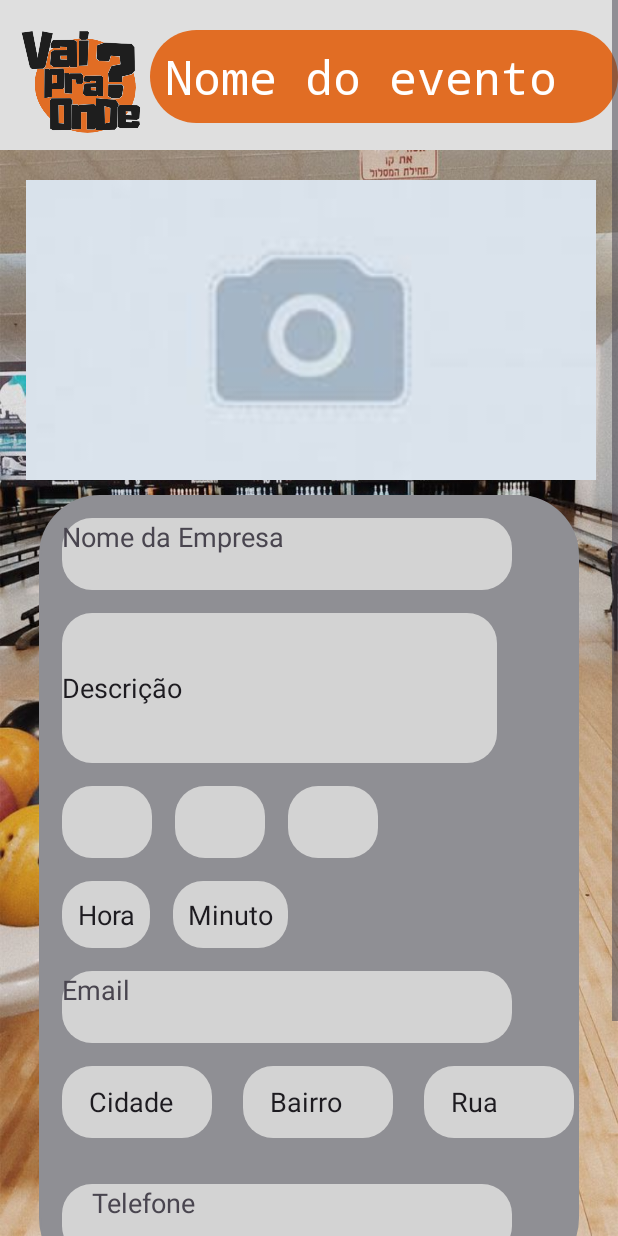
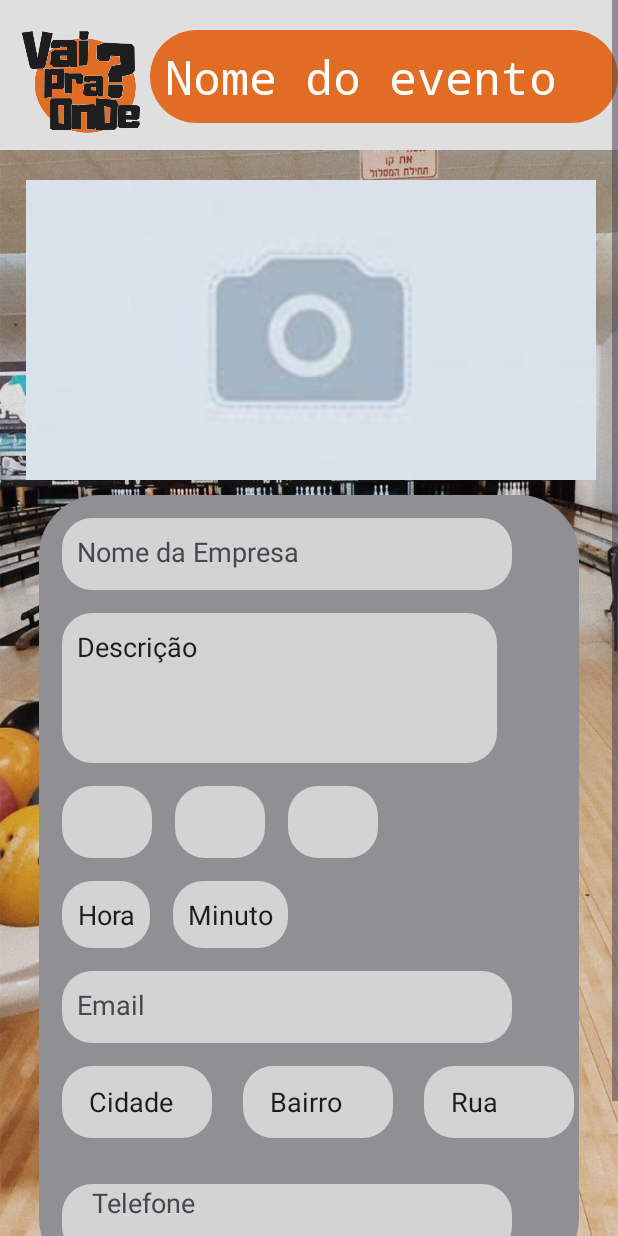
Before and after one commit to PedroFPer/Vai_pra_onde, an Android app: the TelaCadastroModifEvento screen opened directly, with no data from a screen before it, on a phone screen of 412 x 824 dp. Run offline under Robolectric (Android 15) with nearby library versions, the phone set to English and light mode, and no system bars; 14 statements that could not run were skipped.

Commit message:
polimento no front feito cadastro e editor

```diff
--- a/vaipraonde/app/src/main/res/layout/activity_cadastro_evento.xml
+++ b/vaipraonde/app/src/main/res/layout/activity_cadastro_evento.xml
@@ -88,6 +88,7 @@
                     android:layout_height="48dp"
                     android:layout_marginLeft="15dp"
                     android:layout_marginTop="15dp"
+                    android:padding="10dp"
                     android:hint="Nome da Empresa"
                     android:textColor="@color/black"
                     android:background="@drawable/conteiner"
@@ -104,6 +105,8 @@
                     android:layout_width="290dp"
                     android:layout_height="100dp"
                     android:layout_marginLeft="15dp"
+                    android:gravity="top|start"
+                    android:padding="10dp"
                     android:textColor="@color/black"
                     android:layout_marginTop="15dp"
                     android:hint="Descrição"
@@ -200,6 +203,7 @@
                     android:layout_width="300dp"
                     android:textColor="@color/black"
                     android:layout_height="48dp"
+                    android:padding="10dp"
                     android:layout_marginLeft="15dp"
                     android:layout_marginTop="15dp"
 
--- a/vaipraonde/app/src/main/res/layout/activity_editar_evento.xml
+++ b/vaipraonde/app/src/main/res/layout/activity_editar_evento.xml
@@ -81,6 +81,7 @@
 
                 <TextView
                     android:id="@+id/nome_da_empresa_vw"
+                    android:padding="10dp"
                     android:layout_width="300dp"
                     android:layout_height="48dp"
                     android:layout_marginLeft="15dp"
@@ -99,6 +100,8 @@
                     android:id="@+id/descricao_vw"
                     android:layout_width="290dp"
                     android:layout_height="100dp"
+                    android:gravity="top|start"
+                    android:padding="10dp"
                     android:layout_marginLeft="15dp"
                     android:layout_marginTop="15dp"
                     android:text="Descrição"
@@ -186,7 +189,7 @@
                     android:layout_height="48dp"
                     android:layout_marginLeft="15dp"
                     android:layout_marginTop="15dp"
-
+                    android:padding="10dp"
                     android:text="Email"
                     android:background="@drawable/conteiner"
 
@@ -261,6 +264,12 @@
 
 
         </LinearLayout>
+        <LinearLayout
+            android:layout_width="match_parent"
+            android:layout_height="match_parent"
+            android:orientation="horizontal"
+            android:gravity="center"
+            >
             <Button
                 android:id="@+id/buttoDel"
                 android:layout_width="wrap_content"
@@ -268,7 +277,7 @@
                 android:backgroundTint="@color/burnt_orange"
                 android:text="Deleta evento"
                 android:padding="20dp"
-            android:layout_marginLeft="100dp"
+                android:layout_marginRight="20dp"
                 android:textSize="8pt"
 
                 />
@@ -280,10 +289,12 @@
                 android:backgroundTint="@color/burnt_orange"
                 android:text="Editar Cadastro"
                 android:padding="20dp"
-            android:layout_marginRight="100dp"
+
                 android:textSize="8pt"
 
                 />
+        </LinearLayout>
+
 
     </LinearLayout>
 
```
Lines whose indentation alone changed are shown as unchanged.
